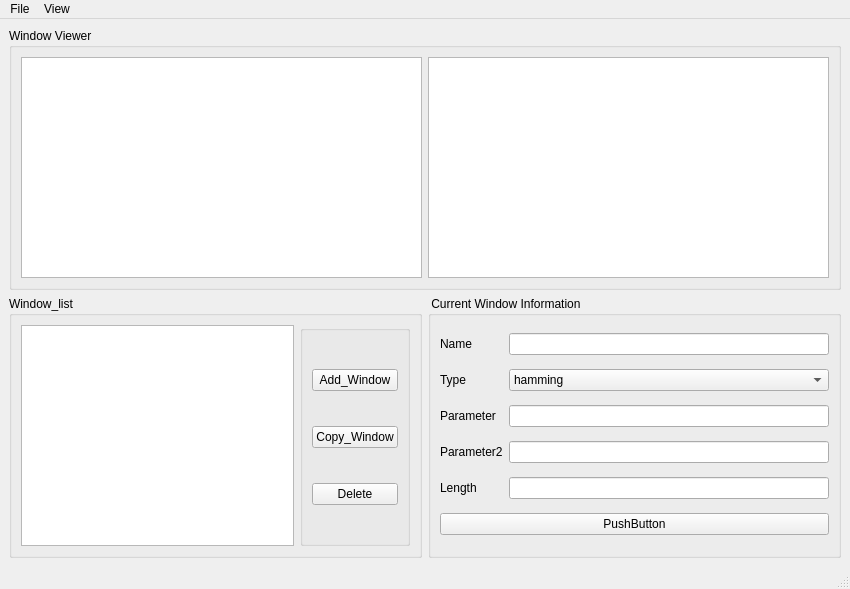
Old version of the form untitled.ui in the repository GP-Lab/PyWindow.
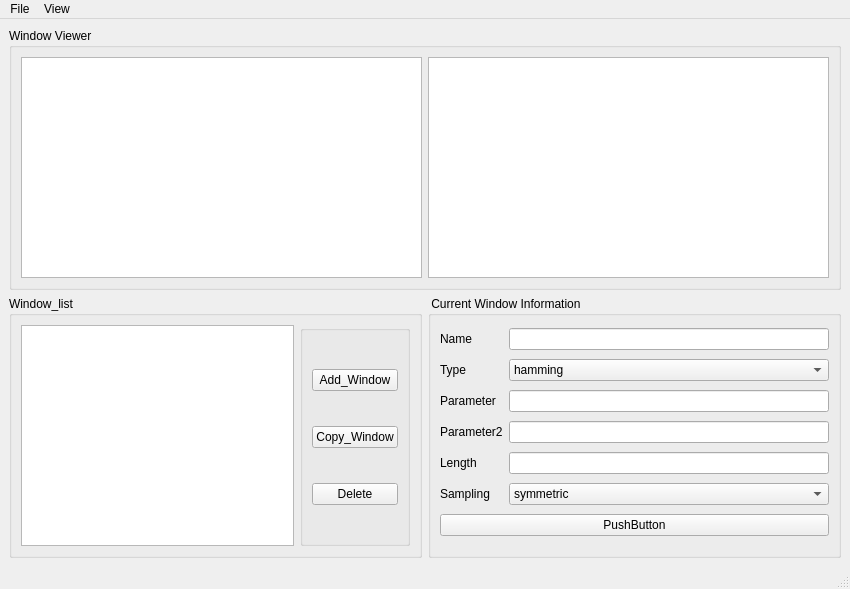
New version of the form.

Commit message: 增加sampling功能

Patch:
```diff
--- a/untitled.ui
+++ b/untitled.ui
@@ -78,31 +78,27 @@
        <string> Current Window Information</string>
       </property>
       <layout class="QGridLayout" name="gridLayout">
-       <item row="5" column="0" colspan="2">
-        <widget class="QPushButton" name="pushButton_3">
-         <property name="text">
-          <string>PushButton</string>
-         </property>
-        </widget>
+       <item row="2" column="2">
+        <widget class="QLineEdit" name="lineEdit_2"/>
        </item>
-       <item row="1" column="0">
-        <widget class="QLabel" name="label_2">
-         <property name="text">
-          <string>Type</string>
-         </property>
-        </widget>
-       </item>
-       <item row="0" column="1">
-        <widget class="QLineEdit" name="lineEdit"/>
-       </item>
-       <item row="4" column="0">
+       <item row="4" column="1">
         <widget class="QLabel" name="label_3">
          <property name="text">
           <string>Length</string>
          </property>
         </widget>
        </item>
-       <item row="1" column="1">
+       <item row="4" column="2">
+        <widget class="QLineEdit" name="lineEdit_3"/>
+       </item>
+       <item row="2" column="1">
+        <widget class="QLabel" name="label_4">
+         <property name="text">
+          <string>Parameter</string>
+         </property>
+        </widget>
+       </item>
+       <item row="1" column="2">
         <widget class="QComboBox" name="comboBox">
          <item>
           <property name="text">
@@ -191,35 +187,60 @@
          </item>
         </widget>
        </item>
-       <item row="2" column="0">
-        <widget class="QLabel" name="label_4">
-         <property name="text">
-          <string>Parameter</string>
-         </property>
-        </widget>
-       </item>
-       <item row="0" column="0">
+       <item row="0" column="1">
         <widget class="QLabel" name="label">
          <property name="text">
           <string>Name</string>
          </property>
         </widget>
        </item>
-       <item row="2" column="1">
-        <widget class="QLineEdit" name="lineEdit_2"/>
+       <item row="3" column="2">
+        <widget class="QLineEdit" name="lineEdit_4"/>
        </item>
-       <item row="4" column="1">
-        <widget class="QLineEdit" name="lineEdit_3"/>
+       <item row="7" column="1" colspan="2">
+        <widget class="QPushButton" name="pushButton_3">
+         <property name="text">
+          <string>PushButton</string>
+         </property>
+        </widget>
        </item>
-       <item row="3" column="0">
+       <item row="1" column="1">
+        <widget class="QLabel" name="label_2">
+         <property name="text">
+          <string>Type</string>
+         </property>
+        </widget>
+       </item>
+       <item row="0" column="2">
+        <widget class="QLineEdit" name="lineEdit"/>
+       </item>
+       <item row="3" column="1">
         <widget class="QLabel" name="label_5">
          <property name="text">
           <string>Parameter2</string>
          </property>
         </widget>
        </item>
-       <item row="3" column="1">
-        <widget class="QLineEdit" name="lineEdit_4"/>
+       <item row="6" column="1">
+        <widget class="QLabel" name="label_6">
+         <property name="text">
+          <string>Sampling</string>
+         </property>
+        </widget>
+       </item>
+       <item row="6" column="2">
+        <widget class="QComboBox" name="comboBox_2">
+         <item>
+          <property name="text">
+           <string>symmetric</string>
+          </property>
+         </item>
+         <item>
+          <property name="text">
+           <string>periodic</string>
+          </property>
+         </item>
+        </widget>
        </item>
       </layout>
      </widget>
```
The commit also changes 2 other files.
